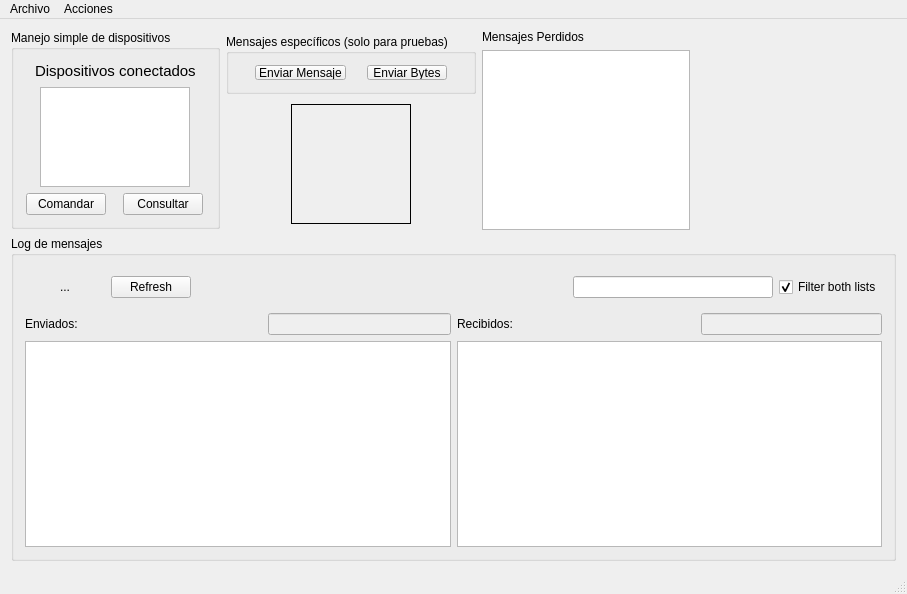
First picture: the form in mainwindow.ui, repository arukagiri/interfazLAC, before the edit.
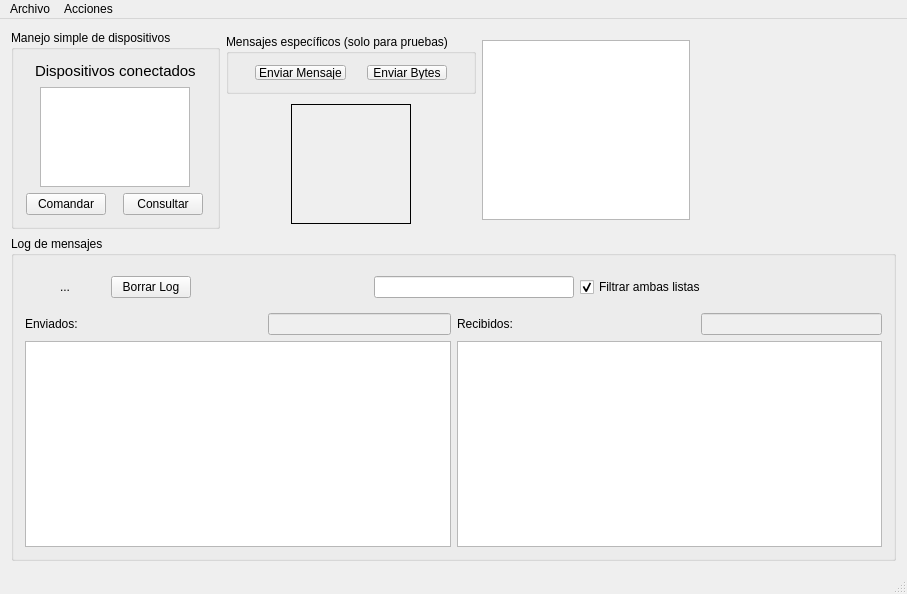
Second picture: the form after the edit. Icons and pictures are not drawn.

Patch:
```diff
--- a/mainwindow.ui
+++ b/mainwindow.ui
@@ -336,24 +336,6 @@
        <layout class="QHBoxLayout" name="horizontalLayout_8">
         <item>
          <layout class="QVBoxLayout" name="verticalLayout_3">
-          <item>
-           <layout class="QHBoxLayout" name="horizontalLayout_7">
-            <item>
-             <widget class="QLabel" name="label_5">
-              <property name="text">
-               <string>Mensajes Perdidos</string>
-              </property>
-             </widget>
-            </item>
-            <item>
-             <widget class="QLabel" name="msgLost_label">
-              <property name="text">
-               <string/>
-              </property>
-             </widget>
-            </item>
-           </layout>
-          </item>
           <item>
            <widget class="QTextEdit" name="textEdit">
             <property name="sizePolicy">
@@ -466,7 +448,7 @@
          <item>
           <widget class="QPushButton" name="refreshButton">
            <property name="text">
-            <string>Refresh</string>
+            <string>Borrar Log</string>
            </property>
           </widget>
          </item>
@@ -511,13 +493,26 @@
          <item>
           <widget class="QCheckBox" name="checkBox">
            <property name="text">
-            <string>Filter both lists</string>
+            <string>Filtrar ambas listas</string>
            </property>
            <property name="checked">
             <bool>true</bool>
            </property>
           </widget>
          </item>
+         <item>
+          <spacer name="horizontalSpacer_11">
+           <property name="orientation">
+            <enum>Qt::Horizontal</enum>
+           </property>
+           <property name="sizeHint" stdset="0">
+            <size>
+             <width>40</width>
+             <height>20</height>
+            </size>
+           </property>
+          </spacer>
+         </item>
         </layout>
        </item>
        <item row="1" column="0">
```
Left out of the diff: 2 changed lines with no effect on the pictures.
